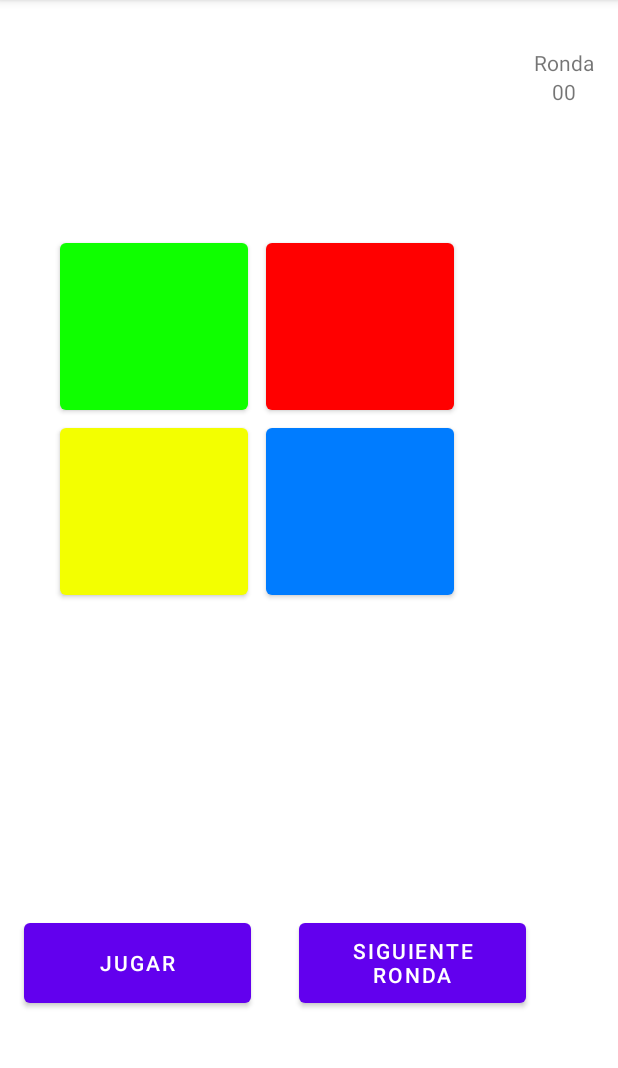
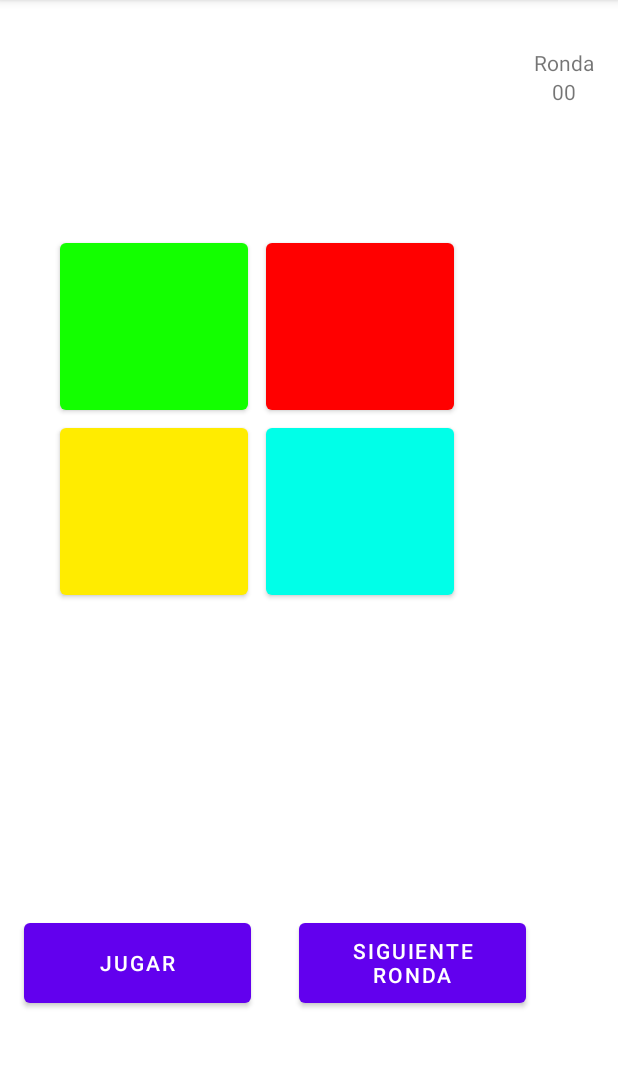
Before and after one commit to AFontanMoreira/SimonDice, an Android app: the screen it shows after launch (MainActivity), on a phone screen of 412 x 824 dp, the part 84-1152 px from its top. Run offline under Robolectric (Android 15) with nearby library versions, the phone set to English and light mode, and no system bars.

Commit message:
AJUSTADO PARPADEO Y JUEGO FUNCIONAL(faltan mejoras con botones)

```diff
--- a/SimonDice/build.gradle
+++ b/SimonDice/build.gradle
@@ -37,6 +37,7 @@ dependencies {
     implementation 'androidx.appcompat:appcompat:1.3.1'
     implementation 'com.google.android.material:material:1.4.0'
     implementation 'androidx.constraintlayout:constraintlayout:2.1.1'
+    implementation ("org.jetbrains.kotlinx:kotlinx-coroutines-android:1.3.9")
     testImplementation 'junit:junit:4.+'
     androidTestImplementation 'androidx.test.ext:junit:1.1.3'
     androidTestImplementation 'androidx.test.espresso:espresso-core:3.4.0'
--- a/SimonDice/src/main/res/values/colors.xml
+++ b/SimonDice/src/main/res/values/colors.xml
@@ -7,8 +7,8 @@
     <color name="teal_700">#FF018786</color>
     <color name="black">#FF000000</color>
     <color name="white">#FFFFFFFF</color>
-    <color name="green">#0fff00</color>
+    <color name="green">#13ff00</color>
     <color name="red">#ff0000</color>
-    <color name="yellow">#f3ff00</color>
-    <color name="blue">#007cff</color>
+    <color name="yellow">#ffec00</color>
+    <color name="blue">#00ffe8</color>
 </resources>
```
Also changed, not shown: SimonDice/src/main/java/com/example/simondice/MainActivity.kt (+73 -23 lines).
